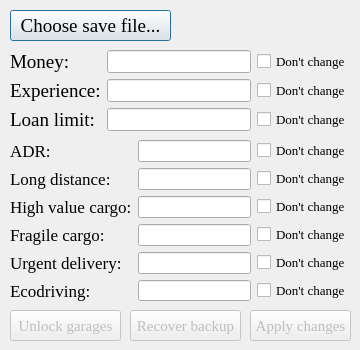
First picture: the form in module_main/form.ui, repository JDM170/SaveWizard, before the edit.
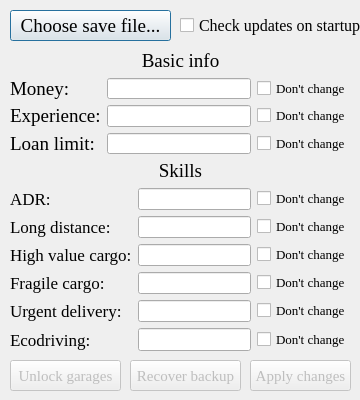
Second picture: the form after the edit.

```diff
--- a/module_main/form.ui
+++ b/module_main/form.ui
@@ -8,19 +8,19 @@
     <x>0</x>
     <y>0</y>
     <width>360</width>
-    <height>350</height>
+    <height>400</height>
    </rect>
   </property>
   <property name="minimumSize">
    <size>
     <width>360</width>
-    <height>350</height>
+    <height>400</height>
    </size>
   </property>
   <property name="maximumSize">
    <size>
     <width>360</width>
-    <height>350</height>
+    <height>400</height>
    </size>
   </property>
   <property name="font">
@@ -38,21 +38,11 @@
      <x>10</x>
      <y>50</y>
      <width>341</width>
-     <height>81</height>
+     <height>104</height>
     </rect>
    </property>
    <layout class="QGridLayout" name="basic_inf_layout">
-    <item row="0" column="1">
-     <widget class="QLineEdit" name="money_edit">
-      <property name="font">
-       <font>
-        <family>Times New Roman</family>
-        <pointsize>10</pointsize>
-       </font>
-      </property>
-     </widget>
-    </item>
-    <item row="0" column="2">
+    <item row="1" column="2">
      <widget class="QCheckBox" name="money_dont_change">
       <property name="font">
        <font>
@@ -65,7 +55,7 @@
       </property>
      </widget>
     </item>
-    <item row="1" column="0">
+    <item row="2" column="0">
      <widget class="QLabel" name="xp_label">
       <property name="font">
        <font>
@@ -78,7 +68,7 @@
       </property>
      </widget>
     </item>
-    <item row="1" column="1">
+    <item row="2" column="1">
      <widget class="QLineEdit" name="xp_edit">
       <property name="font">
        <font>
@@ -88,7 +78,17 @@
       </property>
      </widget>
     </item>
-    <item row="1" column="2">
+    <item row="1" column="1">
+     <widget class="QLineEdit" name="money_edit">
+      <property name="font">
+       <font>
+        <family>Times New Roman</family>
+        <pointsize>10</pointsize>
+       </font>
+      </property>
+     </widget>
+    </item>
+    <item row="2" column="2">
      <widget class="QCheckBox" name="xp_dont_change">
       <property name="font">
        <font>
@@ -101,20 +101,7 @@
       </property>
      </widget>
     </item>
-    <item row="2" column="0">
-     <widget class="QLabel" name="loan_limit_label">
-      <property name="font">
-       <font>
-        <family>Times New Roman</family>
-        <pointsize>14</pointsize>
-       </font>
-      </property>
-      <property name="text">
-       <string>Loan limit:</string>
-      </property>
-     </widget>
-    </item>
-    <item row="2" column="1">
+    <item row="3" column="1">
      <widget class="QLineEdit" name="loan_limit_edit">
       <property name="font">
        <font>
@@ -124,7 +111,7 @@
       </property>
      </widget>
     </item>
-    <item row="2" column="2">
+    <item row="3" column="2">
      <widget class="QCheckBox" name="loan_limit_dont_change">
       <property name="font">
        <font>
@@ -137,7 +124,7 @@
       </property>
      </widget>
     </item>
-    <item row="0" column="0">
+    <item row="1" column="0">
      <widget class="QLabel" name="money_label">
       <property name="font">
        <font>
@@ -150,6 +137,34 @@
       </property>
      </widget>
     </item>
+    <item row="3" column="0">
+     <widget class="QLabel" name="loan_limit_label">
+      <property name="font">
+       <font>
+        <family>Times New Roman</family>
+        <pointsize>14</pointsize>
+       </font>
+      </property>
+      <property name="text">
+       <string>Loan limit:</string>
+      </property>
+     </widget>
+    </item>
+    <item row="0" column="0" colspan="3">
+     <widget class="QLabel" name="basic_inf_label">
+      <property name="font">
+       <font>
+        <pointsize>14</pointsize>
+       </font>
+      </property>
+      <property name="text">
+       <string>Basic info</string>
+      </property>
+      <property name="alignment">
+       <set>Qt::AlignCenter</set>
+      </property>
+     </widget>
+    </item>
    </layout>
   </widget>
   <widget class="QPushButton" name="path_button">
@@ -178,7 +193,7 @@
    <property name="geometry">
     <rect>
      <x>130</x>
-     <y>310</y>
+     <y>360</y>
      <width>111</width>
      <height>31</height>
     </rect>
@@ -200,7 +215,7 @@
    <property name="geometry">
     <rect>
      <x>80</x>
-     <y>350</y>
+     <y>400</y>
      <width>211</width>
      <height>21</height>
     </rect>
@@ -222,92 +237,13 @@
    <property name="geometry">
     <rect>
      <x>10</x>
-     <y>140</y>
+     <y>160</y>
      <width>341</width>
-     <height>161</height>
+     <height>191</height>
     </rect>
    </property>
    <layout class="QGridLayout" name="skills_layout">
-    <item row="1" column="1">
-     <widget class="QLineEdit" name="long_distance_edit">
-      <property name="font">
-       <font>
-        <family>Times New Roman</family>
-        <pointsize>10</pointsize>
-       </font>
-      </property>
-     </widget>
-    </item>
-    <item row="4" column="0">
-     <widget class="QLabel" name="urgent_delivery_label">
-      <property name="font">
-       <font>
-        <family>Times New Roman</family>
-        <pointsize>13</pointsize>
-       </font>
-      </property>
-      <property name="text">
-       <string>Urgent delivery:</string>
-      </property>
-     </widget>
-    </item>
-    <item row="5" column="2">
-     <widget class="QCheckBox" name="ecodriving_dont_change">
-      <property name="font">
-       <font>
-        <family>Times New Roman</family>
-        <pointsize>10</pointsize>
-       </font>
-      </property>
-      <property name="text">
-       <string>Don't change</string>
-      </property>
-     </widget>
-    </item>
-    <item row="0" column="1">
-     <widget class="QLineEdit" name="adr_edit">
-      <property name="font">
-       <font>
-        <family>Times New Roman</family>
-        <pointsize>10</pointsize>
-       </font>
-      </property>
-     </widget>
-    </item>
-    <item row="4" column="1">
-     <widget class="QLineEdit" name="urgent_delivery_edit">
-      <property name="font">
-       <font>
-        <family>Times New Roman</family>
-        <pointsize>10</pointsize>
-       </font>
-      </property>
-     </widget>
-    </item>
     <item row="3" column="2">
-     <widget class="QCheckBox" name="fragile_cargo_dont_change">
-      <property name="font">
-       <font>
-        <family>Times New Roman</family>
-        <pointsize>10</pointsize>
-       </font>
-      </property>
-      <property name="text">
-       <string>Don't change</string>
-      </property>
-     </widget>
-    </item>
-    <item row="5" column="1">
-     <widget class="QLineEdit" name="ecodriving_edit">
-      <property name="font">
-       <font>
-        <family>Times New Roman</family>
-        <pointsize>10</pointsize>
-       </font>
-      </property>
-     </widget>
-    </item>
-    <item row="2" column="2">
      <widget class="QCheckBox" name="high_value_cargo_dont_change">
       <property name="font">
        <font>
@@ -320,30 +256,7 @@
       </property>
      </widget>
     </item>
-    <item row="3" column="1">
-     <widget class="QLineEdit" name="fragile_cargo_edit">
-      <property name="font">
-       <font>
-        <family>Times New Roman</family>
-        <pointsize>10</pointsize>
-       </font>
-      </property>
-     </widget>
-    </item>
-    <item row="0" column="2">
-     <widget class="QCheckBox" name="adr_dont_change">
-      <property name="font">
-       <font>
-        <family>Times New Roman</family>
-        <pointsize>10</pointsize>
-       </font>
-      </property>
-      <property name="text">
-       <string>Don't change</string>
-      </property>
-     </widget>
-    </item>
-    <item row="1" column="2">
+    <item row="2" column="2">
      <widget class="QCheckBox" name="long_distance_dont_change">
       <property name="font">
        <font>
@@ -356,8 +269,8 @@
       </property>
      </widget>
     </item>
-    <item row="2" column="1">
-     <widget class="QLineEdit" name="high_value_cargo_edit">
+    <item row="6" column="1">
+     <widget class="QLineEdit" name="ecodriving_edit">
       <property name="font">
        <font>
         <family>Times New Roman</family>
@@ -366,7 +279,43 @@
       </property>
      </widget>
     </item>
-    <item row="2" column="0">
+    <item row="1" column="2">
+     <widget class="QCheckBox" name="adr_dont_change">
+      <property name="font">
+       <font>
+        <family>Times New Roman</family>
+        <pointsize>10</pointsize>
+       </font>
+      </property>
+      <property name="text">
+       <string>Don't change</string>
+      </property>
+     </widget>
+    </item>
+    <item row="4" column="1">
+     <widget class="QLineEdit" name="fragile_cargo_edit">
+      <property name="font">
+       <font>
+        <family>Times New Roman</family>
+        <pointsize>10</pointsize>
+       </font>
+      </property>
+     </widget>
+    </item>
+    <item row="6" column="0">
+     <widget class="QLabel" name="ecodriving_label">
+      <property name="font">
+       <font>
+        <family>Times New Roman</family>
+        <pointsize>13</pointsize>
+       </font>
+      </property>
+      <property name="text">
+       <string>Ecodriving:</string>
+      </property>
+     </widget>
+    </item>
+    <item row="3" column="0">
      <widget class="QLabel" name="high_value_cargo_label">
       <property name="font">
        <font>
@@ -379,7 +328,30 @@
       </property>
      </widget>
     </item>
-    <item row="3" column="0">
+    <item row="3" column="1">
+     <widget class="QLineEdit" name="high_value_cargo_edit">
+      <property name="font">
+       <font>
+        <family>Times New Roman</family>
+        <pointsize>10</pointsize>
+       </font>
+      </property>
+     </widget>
+    </item>
+    <item row="5" column="2">
+     <widget class="QCheckBox" name="urgent_delivery_dont_change">
+      <property name="font">
+       <font>
+        <family>Times New Roman</family>
+        <pointsize>10</pointsize>
+       </font>
+      </property>
+      <property name="text">
+       <string>Don't change</string>
+      </property>
+     </widget>
+    </item>
+    <item row="4" column="0">
      <widget class="QLabel" name="fragile_cargo_label">
       <property name="font">
        <font>
@@ -392,33 +364,7 @@
       </property>
      </widget>
     </item>
-    <item row="5" column="0">
-     <widget class="QLabel" name="ecodriving_label">
-      <property name="font">
-       <font>
-        <family>Times New Roman</family>
-        <pointsize>13</pointsize>
-       </font>
-      </property>
-      <property name="text">
-       <string>Ecodriving:</string>
-      </property>
-     </widget>
-    </item>
-    <item row="4" column="2">
-     <widget class="QCheckBox" name="urgent_delivery_dont_change">
-      <property name="font">
-       <font>
-        <family>Times New Roman</family>
-        <pointsize>10</pointsize>
-       </font>
-      </property>
-      <property name="text">
-       <string>Don't change</string>
-      </property>
-     </widget>
-    </item>
-    <item row="1" column="0">
+    <item row="2" column="0">
      <widget class="QLabel" name="long_distance_label">
       <property name="font">
        <font>
@@ -431,7 +377,7 @@
       </property>
      </widget>
     </item>
-    <item row="0" column="0">
+    <item row="1" column="0">
      <widget class="QLabel" name="adr_label">
       <property name="font">
        <font>
@@ -444,6 +390,90 @@
       </property>
      </widget>
     </item>
+    <item row="5" column="0">
+     <widget class="QLabel" name="urgent_delivery_label">
+      <property name="font">
+       <font>
+        <family>Times New Roman</family>
+        <pointsize>13</pointsize>
+       </font>
+      </property>
+      <property name="text">
+       <string>Urgent delivery:</string>
+      </property>
+     </widget>
+    </item>
+    <item row="2" column="1">
+     <widget class="QLineEdit" name="long_distance_edit">
+      <property name="font">
+       <font>
+        <family>Times New Roman</family>
+        <pointsize>10</pointsize>
+       </font>
+      </property>
+     </widget>
+    </item>
+    <item row="5" column="1">
+     <widget class="QLineEdit" name="urgent_delivery_edit">
+      <property name="font">
+       <font>
+        <family>Times New Roman</family>
+        <pointsize>10</pointsize>
+       </font>
+      </property>
+     </widget>
+    </item>
+    <item row="4" column="2">
+     <widget class="QCheckBox" name="fragile_cargo_dont_change">
+      <property name="font">
+       <font>
+        <family>Times New Roman</family>
+        <pointsize>10</pointsize>
+       </font>
+      </property>
+      <property name="text">
+       <string>Don't change</string>
+      </property>
+     </widget>
+    </item>
+    <item row="6" column="2">
+     <widget class="QCheckBox" name="ecodriving_dont_change">
+      <property name="font">
+       <font>
+        <family>Times New Roman</family>
+        <pointsize>10</pointsize>
+       </font>
+      </property>
+      <property name="text">
+       <string>Don't change</string>
+      </property>
+     </widget>
+    </item>
+    <item row="1" column="1">
+     <widget class="QLineEdit" name="adr_edit">
+      <property name="font">
+       <font>
+        <family>Times New Roman</family>
+        <pointsize>10</pointsize>
+       </font>
+      </property>
+     </widget>
+    </item>
+    <item row="0" column="0" colspan="3">
+     <widget class="QLabel" name="skills_label">
+      <property name="font">
+       <font>
+        <pointsize>14</pointsize>
+       </font>
+      </property>
+      <property name="text">
+       <string>Skills</string>
+      </property>
+      <property name="alignment">
+       <set>Qt::AlignCenter</set>
+      </property>
+     </widget>
+    </item>
    </layout>
   </widget>
   <widget class="QPushButton" name="apply">
@@ -453,7 +483,7 @@
    <property name="geometry">
     <rect>
      <x>250</x>
-     <y>310</y>
+     <y>360</y>
      <width>101</width>
      <height>31</height>
     </rect>
@@ -475,7 +505,7 @@
    <property name="geometry">
     <rect>
      <x>10</x>
-     <y>310</y>
+     <y>360</y>
      <width>111</width>
      <height>31</height>
     </rect>
@@ -489,6 +519,19 @@
     <string>Unlock garages</string>
    </property>
   </widget>
+  <widget class="QCheckBox" name="updates_checkbox">
+   <property name="geometry">
+    <rect>
+     <x>180</x>
+     <y>10</y>
+     <width>181</width>
+     <height>31</height>
+    </rect>
+   </property>
+   <property name="text">
+    <string>Check updates on startup</string>
+   </property>
+  </widget>
  </widget>
  <tabstops>
   <tabstop>path_button</tabstop>
```
